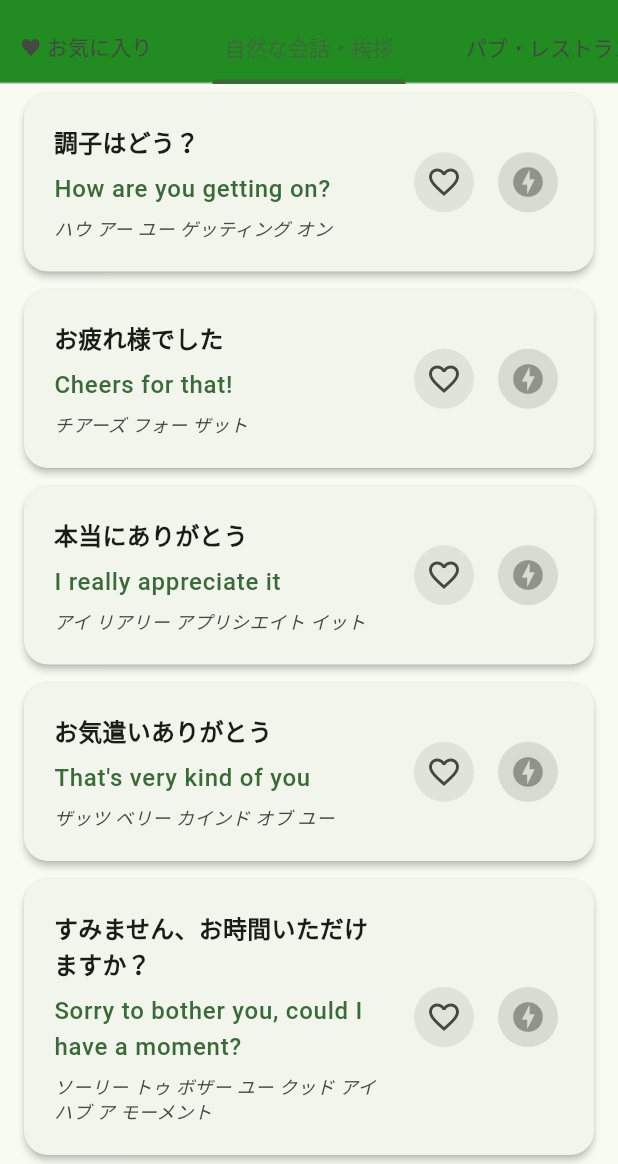
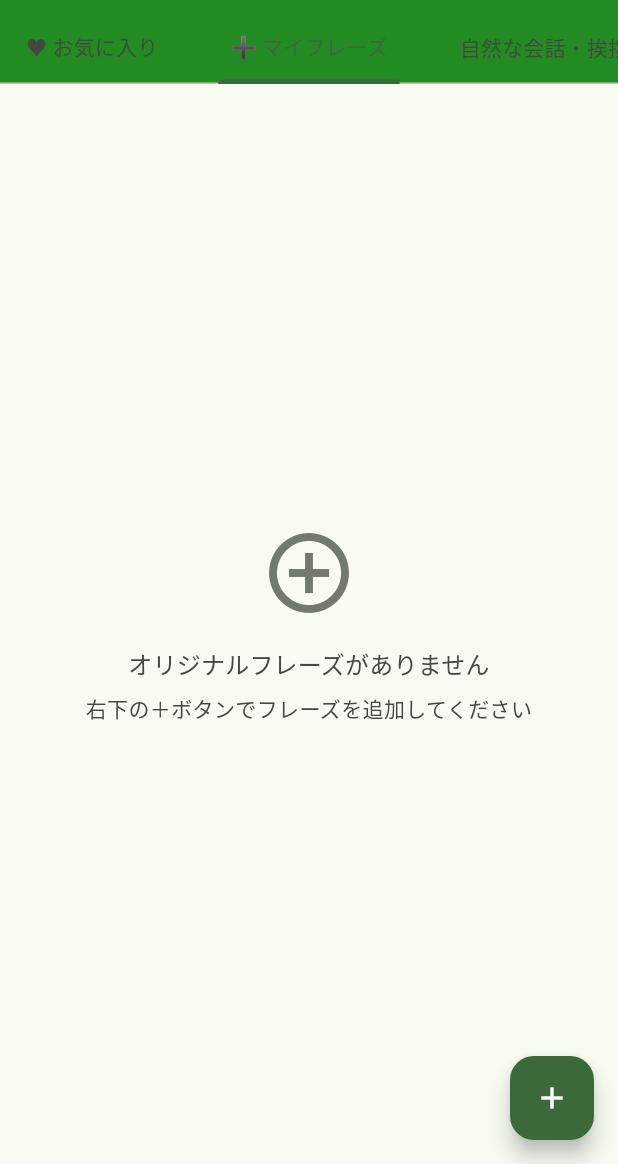
Before and after one commit to ippo000/my_travel_phrases, a Flutter app: the screen it shows after launch, tab 3 chosen, on a phone screen of 412 x 824 dp, the part 72-1236 px from its top. Run offline on Flutter 3.47's test engine with Material 3 defaults, Android fonts, the light colour scheme and no system bars; our stand-ins replace flutter_tts.

Commit message:
フレーズ追加機能の実装

```diff
--- a/lib/main.dart
+++ b/lib/main.dart
@@ -44,6 +44,7 @@ class _TravelPhrasesPageState extends State<TravelPhrasesPage> {
   bool isOfflineReady = false;
   Set<String> favorites = {};
   String searchQuery = '';
+  List<Map<String, String>> userPhrases = [];
 
   @override
   void initState() {
@@ -138,11 +139,18 @@ class _TravelPhrasesPageState extends State<TravelPhrasesPage> {
 
   List<Map<String, String>> _getFavoritePhrases() {
     List<Map<String, String>> favoritePhrases = [];
+    // 既存のフレーズからお気に入りを取得
     for (var category in categorizedPhrases.values) {
       for (var phrase in category) {
         if (favorites.contains(phrase['english'])) {
           favoritePhrases.add(phrase);
         }
+      }
+    }
+    // ユーザー追加フレーズからお気に入りを取得
+    for (var phrase in userPhrases) {
+      if (favorites.contains(phrase['english'])) {
+        favoritePhrases.add(phrase);
       }
     }
     return favoritePhrases;
@@ -152,6 +160,7 @@ class _TravelPhrasesPageState extends State<TravelPhrasesPage> {
     if (searchQuery.isEmpty) return [];
 
     List<Map<String, String>> results = [];
+    // 既存のフレーズを検索
     for (var category in categorizedPhrases.values) {
       for (var phrase in category) {
         if (phrase['japanese']!.contains(searchQuery) ||
@@ -163,7 +172,84 @@ class _TravelPhrasesPageState extends State<TravelPhrasesPage> {
         }
       }
     }
+    // ユーザー追加フレーズを検索
+    for (var phrase in userPhrases) {
+      if (phrase['japanese']!.contains(searchQuery) ||
+          phrase['english']!.toLowerCase().contains(
+            searchQuery.toLowerCase(),
+          ) ||
+          phrase['pronunciation']!.contains(searchQuery)) {
+        results.add(phrase);
+      }
+    }
     return results;
+  }
+
+  void _showAddPhraseDialog() {
+    final japaneseController = TextEditingController();
+    final englishController = TextEditingController();
+    final pronunciationController = TextEditingController();
+
+    showDialog(
+      context: context,
+      builder: (context) => AlertDialog(
+        title: const Text('新しいフレーズを追加'),
+        content: Column(
+          mainAxisSize: MainAxisSize.min,
+          children: [
+            TextField(
+              controller: japaneseController,
+              decoration: const InputDecoration(
+                labelText: '日本語',
+                hintText: '例: こんにちは',
+              ),
+            ),
+            const SizedBox(height: 8),
+            TextField(
+              controller: englishController,
+              decoration: const InputDecoration(
+                labelText: '英語',
+                hintText: '例: Hello',
+              ),
+            ),
+            const SizedBox(height: 8),
+            TextField(
+              controller: pronunciationController,
+              decoration: const InputDecoration(
+                labelText: '発音（カタカナ）',
+                hintText: '例: ハロー',
+              ),
+            ),
+          ],
+        ),
+        actions: [
+          TextButton(
+            onPressed: () => Navigator.of(context).pop(),
+            child: const Text('キャンセル'),
+          ),
+          TextButton(
+            onPressed: () {
+              if (japaneseController.text.isNotEmpty &&
+                  englishController.text.isNotEmpty &&
+                  pronunciationController.text.isNotEmpty) {
+                setState(() {
+                  userPhrases.add({
+                    'japanese': japaneseController.text,
+                    'english': englishController.text,
+                    'pronunciation': pronunciationController.text,
+                  });
+                });
+                Navigator.of(context).pop();
+                ScaffoldMessenger.of(context).showSnackBar(
+                  const SnackBar(content: Text('フレーズを追加しました')),
+                );
+              }
+            },
+            child: const Text('追加'),
+          ),
+        ],
+      ),
+    );
   }
 
   void _showAboutDialog(BuildContext context) {
@@ -586,7 +672,7 @@ class _TravelPhrasesPageState extends State<TravelPhrasesPage> {
 
   @override
   Widget build(BuildContext context) {
-    final allTabs = ['🔍 検索', '♥ お気に入り', ...categorizedPhrases.keys];
+    final allTabs = ['🔍 検索', '♥ お気に入り', '➕ マイフレーズ', ...categorizedPhrases.keys];
 
     return DefaultTabController(
       length: allTabs.length,
@@ -623,6 +709,12 @@ class _TravelPhrasesPageState extends State<TravelPhrasesPage> {
                 )
                 .toList(),
           ),
+        ),
+        floatingActionButton: FloatingActionButton(
+          onPressed: _showAddPhraseDialog,
+          backgroundColor: Theme.of(context).colorScheme.primary,
+          foregroundColor: Theme.of(context).colorScheme.onPrimary,
+          child: const Icon(Icons.add),
         ),
         body: TabBarView(
           children: [
@@ -744,6 +836,51 @@ class _TravelPhrasesPageState extends State<TravelPhrasesPage> {
                       return _buildPhraseCard(_getFavoritePhrases()[index]);
                     },
                   ),
+            // マイフレーズタブ
+            userPhrases.isEmpty
+                ? Center(
+                    child: Padding(
+                      padding: const EdgeInsets.all(32.0),
+                      child: Column(
+                        mainAxisAlignment: MainAxisAlignment.center,
+                        children: [
+                          Icon(
+                            Icons.add_circle_outline,
+                            size: 64,
+                            color: Theme.of(context).colorScheme.outline,
+                          ),
+                          const SizedBox(height: 16),
+                          Text(
+                            'オリジナルフレーズがありません',
+                            style: Theme.of(context).textTheme.titleMedium
+                                ?.copyWith(
+                                  color: Theme.of(
+                                    context,
+                                  ).colorScheme.onSurfaceVariant,
+                                ),
+                            textAlign: TextAlign.center,
+                          ),
+                          const SizedBox(height: 8),
+                          Text(
+                            '右下の＋ボタンでフレーズを追加してください',
+                            style: Theme.of(context).textTheme.bodyMedium
+                                ?.copyWith(
+                                  color: Theme.of(
+                                    context,
+                                  ).colorScheme.onSurfaceVariant,
+                                ),
+                            textAlign: TextAlign.center,
+                          ),
+                        ],
+                      ),
+                    ),
+                  )
+                : ListView.builder(
+                    itemCount: userPhrases.length,
+                    itemBuilder: (context, index) {
+                      return _buildPhraseCard(userPhrases[index]);
+                    },
+                  ),
             // カテゴリタブ
             ...categorizedPhrases.values.map((phrases) {
               return ListView.builder(
```
